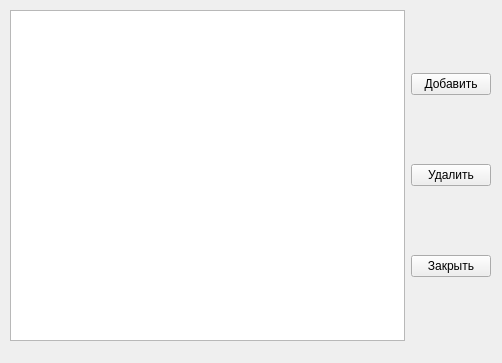
Above: departs.ui from AlexanderChck/git_project1 before the change. Below: the same form after it.
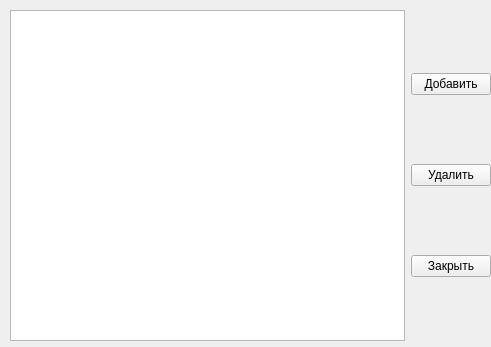
That is the form after the change.

Diff of the .ui file:
```diff
--- a/departs.ui
+++ b/departs.ui
@@ -6,8 +6,8 @@
    <rect>
     <x>0</x>
     <y>0</y>
-    <width>502</width>
-    <height>363</height>
+    <width>491</width>
+    <height>347</height>
    </rect>
   </property>
   <property name="windowTitle">
```
Left out of the diff: 8 changed lines with no effect on the pictures.
